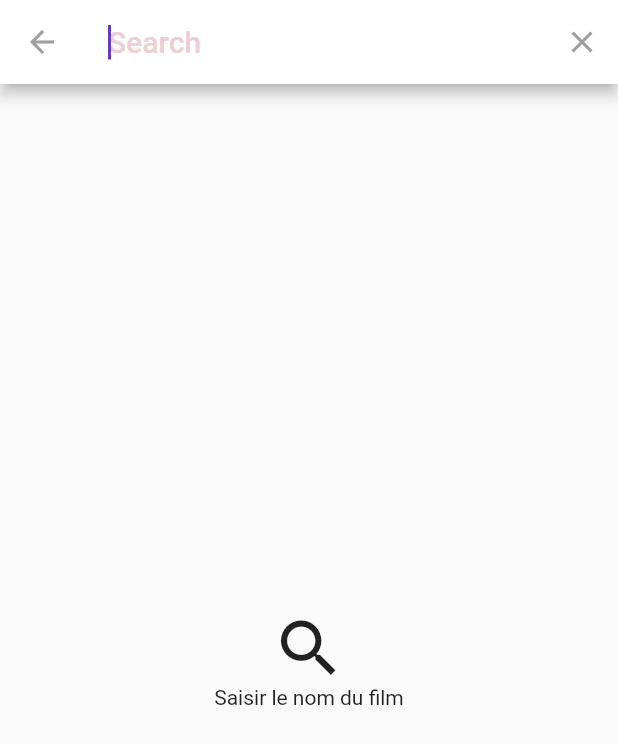
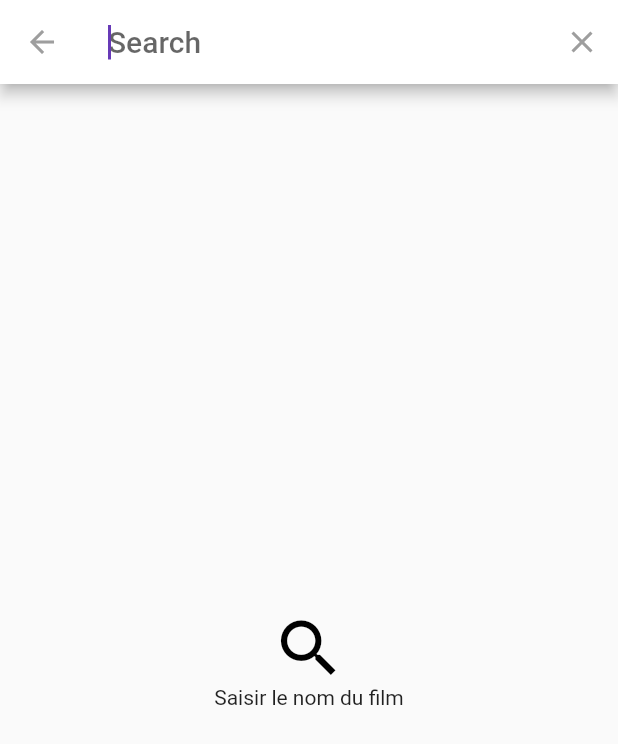
Before and after one commit to Prototype91/flutter_movies, a Flutter app: the screen it shows after launch, item 2 of the bottom bar chosen, after a tap on the "search" icon, on a phone screen of 412 x 824 dp. Shown: the top 744 px of the screen. Run offline on Flutter 3.47's test engine with Material 2 defaults, Android fonts, the phone set to English and light mode, and no system bars; our stand-ins replace cloud_firestore, firebase_auth, firebase_core, flutter_hooks, shared_preferences; accounts and stored records are empty; network calls fail.

Commit message:
ui of the app improved

```diff
--- a/lib/components/movies/movie_card.dart
+++ b/lib/components/movies/movie_card.dart
@@ -56,6 +56,7 @@ class MovieCard extends StatelessWidget {
               style: const TextStyle(
                 overflow: TextOverflow.ellipsis,
                 fontSize: 13,
+                letterSpacing: 2.5,
                 fontWeight: FontWeight.bold,
               ),
               textAlign: TextAlign.center,
@@ -65,6 +66,7 @@ class MovieCard extends StatelessWidget {
               style: const TextStyle(
                 fontSize: 13,
                 fontWeight: FontWeight.bold,
+                letterSpacing: 2.5,
               ),
               textAlign: TextAlign.center,
             ),
@@ -73,6 +75,7 @@ class MovieCard extends StatelessWidget {
               style: const TextStyle(
                 fontSize: 13,
                 fontWeight: FontWeight.bold,
+                letterSpacing: 2.5,
               ),
               textAlign: TextAlign.center,
             ),
--- a/lib/components/user/user_infos.dart
+++ b/lib/components/user/user_infos.dart
@@ -22,7 +22,7 @@ class UserInfos extends StatelessWidget {
             final lastname = data["lastname"] ?? 'Nom non renseigné';
             final firstname = data["firstname"] ?? 'Prénom non renseigné';
             final pseudo = data["pseudo"] ?? 'Pseudo non renseigné';
-            final city = data["city"] ?? 'Ville non renseigné';
+            final city = data["city"] ?? 'Ville non renseignée';
             final country = data["country"] ?? 'Pays non renseigné';
             final email = data["email"] ?? 'Email non renseigné';
             return Padding(
@@ -33,44 +33,22 @@ class UserInfos extends StatelessWidget {
                     children: const [
                       Text('Profile',
                           style: TextStyle(
-                              fontSize: 30, fontWeight: FontWeight.bold))
+                            fontSize: 30,
+                            fontWeight: FontWeight.bold,
+                            letterSpacing: 2.5,
+                          ))
                     ],
                   ),
                   Container(
                     height: 400,
                     width: double.infinity,
                     margin: const EdgeInsets.only(top: 10),
-                    decoration: const BoxDecoration(
-                        color: Colors.white,
-                        borderRadius: BorderRadius.all(Radius.circular(40)),
-                        boxShadow: [
-                          BoxShadow(
-                            color: Colors.grey,
-                            blurRadius: 4,
-                            offset: Offset(
-                              0.0,
-                              5,
-                            ),
-                          ),
-                        ]),
                     child: (Column(children: [
                       Stack(
                         children: [
                           const SizedBox(
                             width: double.infinity,
                             height: 200,
-                          ),
-                          Container(
-                            width: double.infinity,
-                            height: 130,
-                            decoration: const BoxDecoration(
-                                borderRadius: BorderRadius.only(
-                                    topLeft: Radius.circular(40),
-                                    topRight: Radius.circular(40)),
-                                image: DecorationImage(
-                                    image: NetworkImage(
-                                        'https://geo.img.pmdstatic.net/fit/http.3A.2F.2Fprd2-bone-image.2Es3-website-eu-west-1.2Eamazonaws.2Ecom.2Fgeo.2F2020.2F01.2F08.2Fd0539a42-8114-44a0-a0bc-ae434b7ef018.2Ejpeg/1150x647/background-color/ffffff/quality/70/quelles-sont-les-plus-belles-plages-du-monde.jpg'),
-                                    fit: BoxFit.cover)),
                           ),
                           Positioned(
                             bottom: 20,
@@ -81,7 +59,6 @@ class UserInfos extends StatelessWidget {
                                   width: 100,
                                   height: 100,
                                   decoration: const BoxDecoration(
-                                      color: Colors.white,
                                       borderRadius: BorderRadius.all(
                                           Radius.circular(50))),
                                   child: (Container(
@@ -172,7 +149,9 @@ class UserInfos extends StatelessWidget {
                                                 Navigator.of(context)
                                                     .pushReplacementNamed(
                                                         '/login')),
-                                        child: const Text('Se déconnecter'),
+                                        child: const Text('Se déconnecter',
+                                            style:
+                                                TextStyle(letterSpacing: 1.5)),
                                       ),
                                     ),
                                   ),
--- a/lib/dark_theme/dark_theme_style.dart
+++ b/lib/dark_theme/dark_theme_style.dart
@@ -5,17 +5,7 @@ class Styles {
     return ThemeData(
         primarySwatch: Colors.deepPurple,
         primaryColor: isDarkTheme ? Colors.black : Colors.deepPurple,
-        backgroundColor: isDarkTheme ? Colors.black : const Color(0xffF1F5FB),
-        indicatorColor:
-            isDarkTheme ? const Color(0xff0E1D36) : const Color(0xffCBDCF8),
-        hintColor:
-            isDarkTheme ? const Color(0xff280C0B) : const Color(0xffEECED3),
-        highlightColor:
-            isDarkTheme ? const Color(0xff372901) : const Color(0xffFCE192),
-        hoverColor:
-            isDarkTheme ? const Color(0xff3A3A3B) : const Color(0xff4285F4),
-        focusColor:
-            isDarkTheme ? const Color(0xff0B2512) : const Color(0xffA8DAB5),
+        backgroundColor: isDarkTheme ? Colors.black : Colors.white,
         disabledColor: Colors.grey,
         cardColor: isDarkTheme ? const Color(0xFF151515) : Colors.white,
         canvasColor: isDarkTheme ? Colors.black : Colors.grey[50],
@@ -29,6 +19,9 @@ class Styles {
         ),
         textSelectionTheme: TextSelectionThemeData(
             selectionColor: isDarkTheme ? Colors.white : Colors.black),
+        iconTheme: Theme.of(context)
+            .iconTheme
+            .copyWith(color: isDarkTheme ? Colors.white : Colors.black),
         bottomNavigationBarTheme: Theme.of(context)
             .bottomNavigationBarTheme
             .copyWith(
--- a/lib/screens/home.dart
+++ b/lib/screens/home.dart
@@ -1,5 +1,5 @@
 import 'package:flutter/material.dart';
-import 'package:flutter_movies/components/movies/search_movies.dart';
+import 'package:flutter_movies/screens/movies/search_movies.dart';
 import 'package:flutter_movies/dark_theme/dark_theme_provider.dart';
 import 'package:flutter_movies/models/movie.model.dart';
 import 'package:flutter_movies/screens/movies/movies_home.dart';
@@ -28,7 +28,11 @@ class _MyHomePageState extends State<MyHomePage> {
     final themeChange = Provider.of<DarkThemeProvider>(context);
     return Scaffold(
       appBar: AppBar(
-        title: const Text('Flutter Movies', style: TextStyle(fontSize: 16)),
+        title: const Text('Flutter Movies',
+            style: TextStyle(
+              fontSize: 16,
+              letterSpacing: 2.5,
+            )),
         leading: Switch(
           value: themeChange.darkTheme,
           onChanged: (bool value) {
@@ -42,7 +46,7 @@ class _MyHomePageState extends State<MyHomePage> {
             icon: const Icon(Icons.search),
             onPressed: () async {
               await showSearch<Movie?>(
-                  context: context, delegate: MovieSearch());
+                  context: context, delegate: SearchMovies());
             },
           )
         ],
@@ -60,8 +64,8 @@ class _MyHomePageState extends State<MyHomePage> {
         selectedItemColor: Colors.white,
         iconSize: 24,
         items: const [
-          BottomNavigationBarItem(icon: Icon(Icons.home), label: 'Home'),
-          BottomNavigationBarItem(icon: Icon(Icons.person), label: 'User'),
+          BottomNavigationBarItem(icon: Icon(Icons.home), label: 'Accueil'),
+          BottomNavigationBarItem(icon: Icon(Icons.person), label: 'Profile'),
         ],
       ),
     );
--- a/lib/screens/movies/movies_home.dart
+++ b/lib/screens/movies/movies_home.dart
@@ -39,6 +39,7 @@ class MoviesHome extends StatelessWidget {
                             style: TextStyle(
                               fontSize: 18,
                               fontWeight: FontWeight.bold,
+                              letterSpacing: 2.5,
                             ),
                           ),
                         )
@@ -61,6 +62,7 @@ class MoviesHome extends StatelessWidget {
                         Text(
                           'Films les mieux notés',
                           style: TextStyle(
+                            letterSpacing: 2.5,
                             fontSize: 18,
                             fontWeight: FontWeight.bold,
                           ),
@@ -86,6 +88,7 @@ class MoviesHome extends StatelessWidget {
                           style: TextStyle(
                             fontSize: 18,
                             fontWeight: FontWeight.bold,
+                            letterSpacing: 2.5,
                           ),
                         ),
                       ],
```
Also changed, not shown: lib/components/movies/search_results.dart (renamed from lib/components/movies/search_movies.widget.dart, +24 -11 lines), lib/screens/movies/movie_details.dart (+15 -5 lines), lib/screens/movies/search_movies.dart (renamed from lib/components/movies/search_movies.dart, +4 -4 lines), 1 other file.
